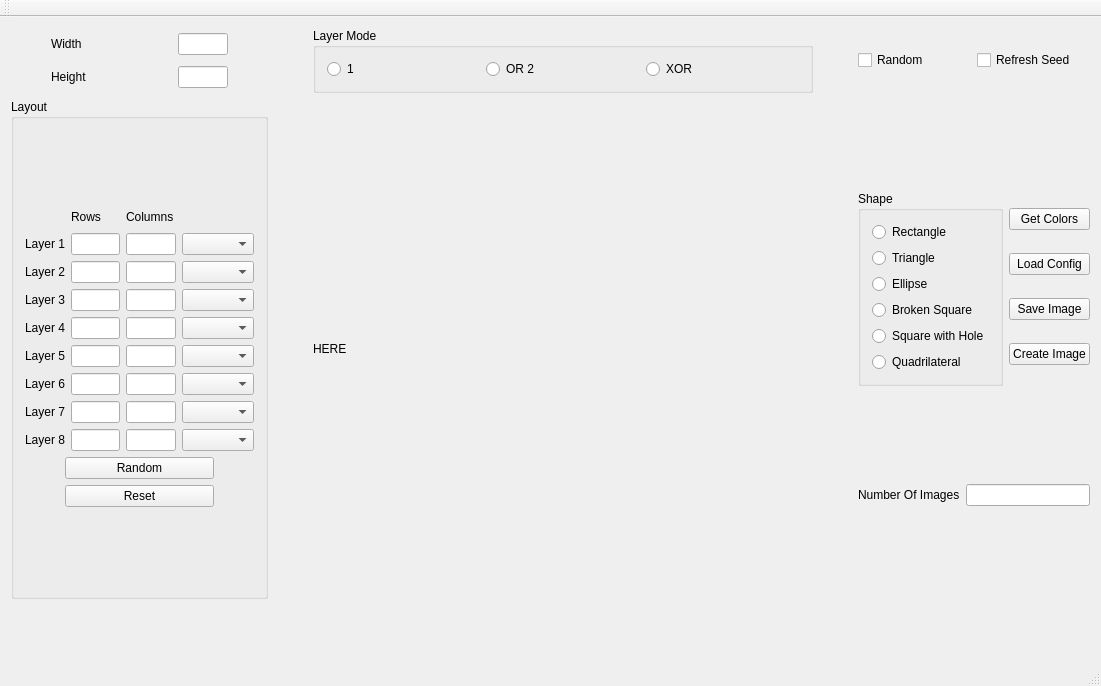
This is res/mainwindow.ui in AceGabrielFigueroa/SP-2019-Ocuplay as Qt 5 draws it before an edit. The edited form follows.
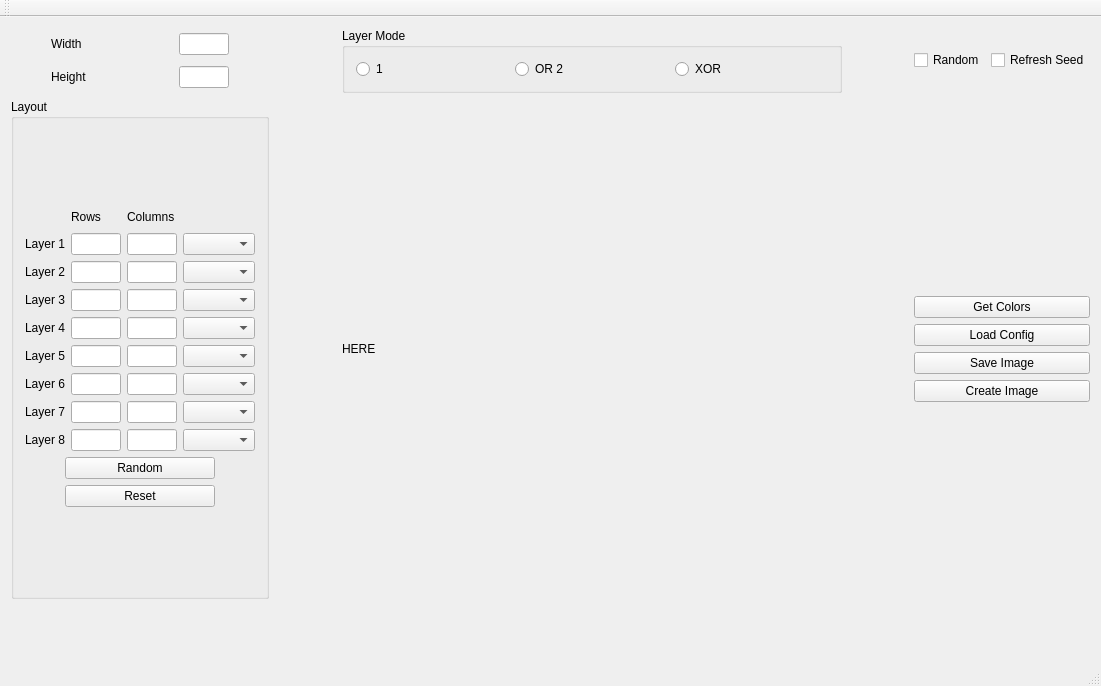
This is the edited form.

Commit message: Working shape selector

What changed in the file:
```diff
--- a/res/mainwindow.ui
+++ b/res/mainwindow.ui
@@ -55,79 +55,6 @@
           <item>
            <layout class="QGridLayout" name="gridLayout_7">
             <item row="0" column="0">
-             <widget class="QGroupBox" name="gb_shape">
-              <property name="title">
-               <string>Shape</string>
-              </property>
-              <layout class="QGridLayout" name="gridLayout_6">
-               <item row="0" column="0">
-                <layout class="QVBoxLayout" name="verticalLayout">
-                 <item>
-                  <widget class="QRadioButton" name="rb_rect">
-                   <property name="text">
-                    <string>Rectangle</string>
-                   </property>
-                   <attribute name="buttonGroup">
-                    <string notr="true">buttonGroup</string>
-                   </attribute>
-                  </widget>
-                 </item>
-                 <item>
-                  <widget class="QRadioButton" name="rb_triangle">
-                   <property name="text">
-                    <string>Triangle</string>
-                   </property>
-                   <attribute name="buttonGroup">
-                    <string notr="true">buttonGroup</string>
-                   </attribute>
-                  </widget>
-                 </item>
-                 <item>
-                  <widget class="QRadioButton" name="rb_ellipse">
-                   <property name="text">
-                    <string>Ellipse</string>
-                   </property>
-                   <attribute name="buttonGroup">
-                    <string notr="true">buttonGroup</string>
-                   </attribute>
-                  </widget>
-                 </item>
-                 <item>
-                  <widget class="QRadioButton" name="rb_brokensqr">
-                   <property name="text">
-                    <string>Broken Square</string>
-                   </property>
-                   <attribute name="buttonGroup">
-                    <string notr="true">buttonGroup</string>
-                   </attribute>
-                  </widget>
-                 </item>
-                 <item>
-                  <widget class="QRadioButton" name="rb_sqr_w_hole">
-                   <property name="text">
-                    <string>Square with Hole</string>
-                   </property>
-                   <attribute name="buttonGroup">
-                    <string notr="true">buttonGroup</string>
-                   </attribute>
-                  </widget>
-                 </item>
-                 <item>
-                  <widget class="QRadioButton" name="rb_quad">
-                   <property name="text">
-                    <string>Quadrilateral</string>
-                   </property>
-                   <attribute name="buttonGroup">
-                    <string notr="true">buttonGroup</string>
-                   </attribute>
-                  </widget>
-                 </item>
-                </layout>
-               </item>
-              </layout>
-             </widget>
-            </item>
-            <item row="0" column="1">
              <layout class="QVBoxLayout" name="verticalLayout_2">
               <item>
                <widget class="QPushButton" name="btn_get_clr">
@@ -162,18 +89,7 @@
            </layout>
           </item>
           <item>
-           <layout class="QHBoxLayout" name="horizontalLayout_5">
-            <item>
-             <widget class="QLabel" name="lbl_num_imgs">
-              <property name="text">
-               <string>Number Of Images</string>
-              </property>
-             </widget>
-            </item>
-            <item>
-             <widget class="QLineEdit" name="le_num_imgs"/>
-            </item>
-           </layout>
+           <layout class="QHBoxLayout" name="horizontalLayout_5"/>
           </item>
          </layout>
         </item>
```
The commit also changes 2 other files.
